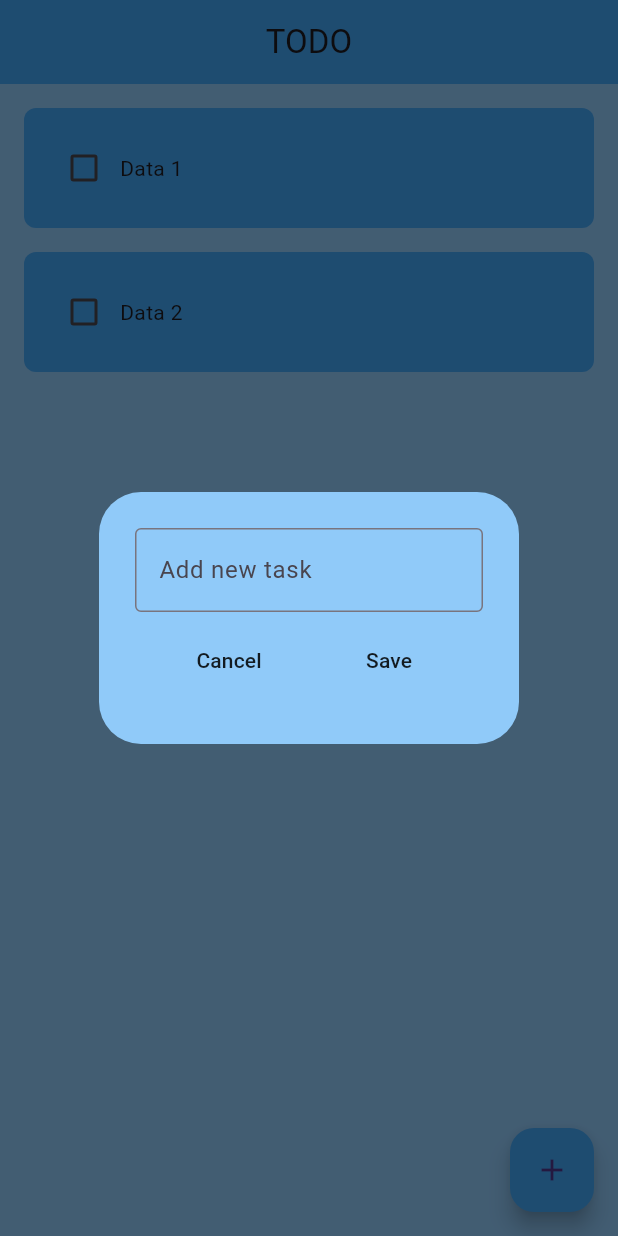
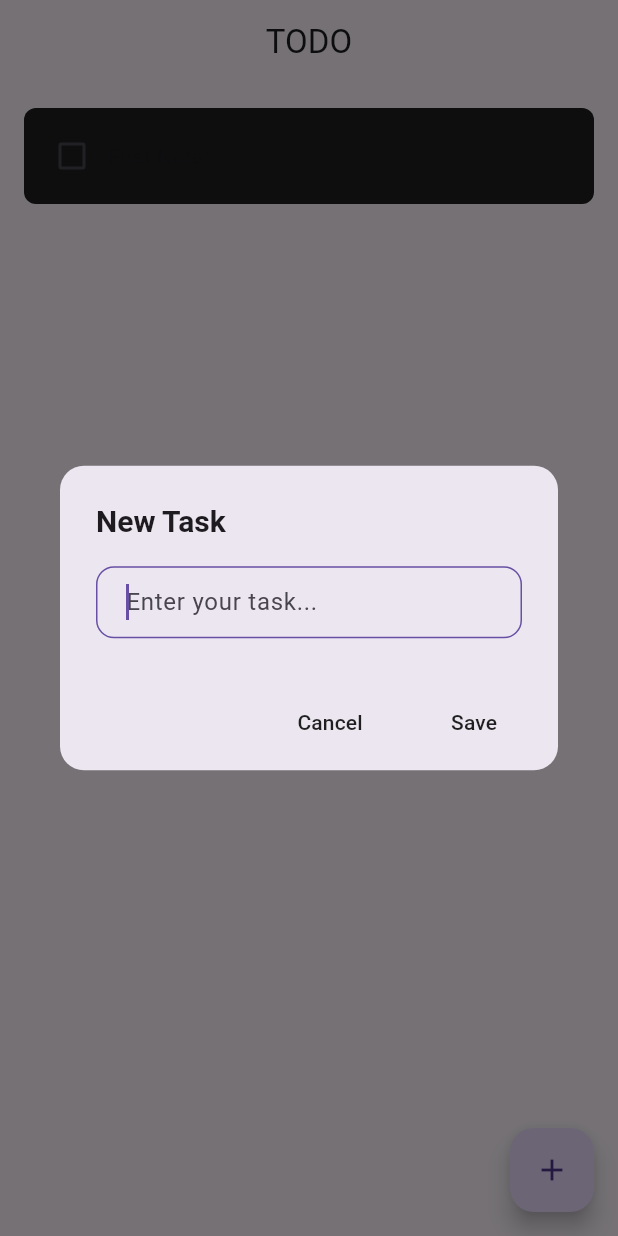
Before and after one commit to MafariT/flutter-todo, a Flutter app: the screen it shows after launch, after a tap on the "add" icon, on a phone screen of 412 x 824 dp. Run offline on Flutter 3.47's test engine with Material 3 defaults, Android fonts, the phone set to English and light mode, and no system bars; drawn by our look-alikes of flutter_slidable; our stand-ins replace hive_flutter; accounts and stored records are empty.

Commit message:
local hive

```diff
--- /dev/null
+++ b/lib/data/db.dart
@@ -0,0 +1,20 @@
+import 'package:hive_flutter/hive_flutter.dart';
+
+class ToDoDB {
+  final _todoBox = Hive.box("todoBox");
+  List toDoList = [];
+
+  void createInitialData() {
+    toDoList = [
+      ["First Note!", false]
+    ];
+  }
+
+  void loadData() {
+    toDoList = _todoBox.get("TODOLIST");
+  }
+
+  void updateData() {
+    _todoBox.put("TODOLIST", toDoList);
+  }
+}
--- a/lib/main.dart
+++ b/lib/main.dart
@@ -1,7 +1,11 @@
 import 'package:flutter/material.dart';
+import 'package:hive_flutter/hive_flutter.dart';
 import 'package:todo/pages/home_page.dart';
 
-void main() {
+void main() async {
+  await Hive.initFlutter();
+  await Hive.openBox('todoBox');
+
   runApp(const ToDo());
 }
 
@@ -12,17 +16,25 @@ class ToDo extends StatelessWidget {
   Widget build(BuildContext context) {
     return MaterialApp(
       debugShowCheckedModeBanner: false,
-      home: HomePage(),
-      theme: ThemeData(
-        scaffoldBackgroundColor: Colors.blue[200],
-        appBarTheme: AppBarTheme(backgroundColor: Colors.blue[400]),
-        floatingActionButtonTheme: FloatingActionButtonThemeData(backgroundColor: Colors.blue[400]),
-        dialogTheme: DialogThemeData(backgroundColor: Colors.blue[200]),
-        inputDecorationTheme: InputDecorationThemeData(
-          border: OutlineInputBorder(),
+      home: const HomePage(),
+
+      darkTheme: ThemeData(
+        brightness: Brightness.dark,
+        colorScheme: ColorScheme.fromSeed(
+          seedColor: Colors.blue,
+          brightness: Brightness.dark,
         ),
-        buttonTheme: ButtonThemeData()
+        scaffoldBackgroundColor: Colors.black,
+        appBarTheme: const AppBarTheme(
+          backgroundColor: Color(0xFF1F1F1F),
+        ),
+        floatingActionButtonTheme: const FloatingActionButtonThemeData(
+          backgroundColor: Color(0xFF1F1F1F),
+        ),
+        dialogTheme: DialogThemeData(backgroundColor: Color(0xFF1F1F1F)),
       ),
+
+      themeMode: ThemeMode.system,
     );
   }
 }
--- a/lib/pages/home_page.dart
+++ b/lib/pages/home_page.dart
@@ -1,4 +1,6 @@
 import 'package:flutter/material.dart';
+import 'package:hive_flutter/hive_flutter.dart';
+import 'package:todo/data/db.dart';
 import 'package:todo/util/new_task_dialog.dart';
 import 'package:todo/util/todo_tile.dart';
 
@@ -11,25 +13,34 @@ class HomePage extends StatefulWidget {
 
 class _HomePageState extends State<HomePage> {
   final _controller = TextEditingController();
+  final _todoBox = Hive.box('todoBox');
+  ToDoDB db = ToDoDB();
 
-  List toDoList = [
-    ["Data 1", false],
-    ["Data 2", false],
-  ];
+  @override
+  void initState() {
+    if (_todoBox.get("TODOLIST") == null) {
+      db.createInitialData();
+    } else {
+      db.loadData();
+    }
+
+    super.initState();
+  }
 
   void checkBoxChanged(bool? value, int index) {
     setState(() {
-      toDoList[index][1] = !toDoList[index][1];
-
+      db.toDoList[index][1] = !db.toDoList[index][1];
     });
+    db.updateData();
   }
 
   void saveNewTask(){
     setState(() {
-      toDoList.add([ _controller.text, false ]);
+      db.toDoList.add([ _controller.text, false ]);
       _controller.clear();
     });
       Navigator.pop(context);
+      db.updateData();
   }
 
   void createNewTask() {
@@ -47,8 +58,9 @@ class _HomePageState extends State<HomePage> {
 
   void deleteTask(int index) {
     setState(() {
-      toDoList.removeAt(index);
+      db.toDoList.removeAt(index);
     });
+    db.updateData();
   }
 
   @override
@@ -63,11 +75,11 @@ class _HomePageState extends State<HomePage> {
         child: Icon(Icons.add),
       ),
       body: ListView.builder(
-        itemCount: toDoList.length,
+        itemCount: db.toDoList.length,
         itemBuilder: (BuildContext context, int index) {
           return TodoTile(
-          taskName: toDoList[index][0],
-          taskCompleted: toDoList[index][1],
+          taskName: db.toDoList[index][0],
+          taskCompleted: db.toDoList[index][1],
           onChanged: (value) => checkBoxChanged(value, index),
           deleteTask:(context) => deleteTask(index),
           );
--- a/lib/util/default_button.dart
+++ b/lib/util/default_button.dart
@@ -1,10 +1,10 @@
 import 'package:flutter/material.dart';
 
 class DefaultButton extends StatelessWidget {
-  DefaultButton({super.key, required this.text, required this.onPressed});
+  const DefaultButton({super.key, required this.text, required this.onPressed});
 
   final String text;
-  VoidCallback onPressed;
+  final VoidCallback onPressed;
 
   @override
   Widget build(BuildContext context) {
--- a/lib/util/new_task_dialog.dart
+++ b/lib/util/new_task_dialog.dart
@@ -2,36 +2,60 @@ import 'package:flutter/material.dart';
 import 'package:todo/util/default_button.dart';
 
 class NewTaskDialog extends StatelessWidget {
-  NewTaskDialog({super.key, required this.controller, required this.onSaved, required this.onCancel});
-  final controller;
-  VoidCallback onSaved;
-  VoidCallback onCancel;
+  const NewTaskDialog({
+    super.key,
+    required this.controller,
+    required this.onSaved,
+    required this.onCancel,
+  });
+
+  final TextEditingController controller;
+  final VoidCallback onSaved;
+  final VoidCallback onCancel;
 
   @override
   Widget build(BuildContext context) {
     return AlertDialog(
+      shape: RoundedRectangleBorder(
+        borderRadius: BorderRadius.circular(16),
+      ),
+      title: const Text(
+        "New Task",
+        style: TextStyle(
+          fontWeight: FontWeight.bold,
+          fontSize: 20,
+        ),
+      ),
       content: SizedBox(
-        height: 128,
+        width: double.maxFinite,
         child: Column(
-          mainAxisAlignment: MainAxisAlignment.spaceEvenly,
+          mainAxisSize: MainAxisSize.min,
           children: [
             TextField(
               controller: controller,
+              autofocus: true,
               decoration: InputDecoration(
-                hintText: "Add new task"
+                hintText: "Enter your task...",
+                focusedBorder: OutlineInputBorder(
+                  borderRadius: BorderRadius.circular(12),
+                  borderSide: BorderSide(
+                    color: Theme.of(context).colorScheme.primary,
+                  )
+                ),
+                contentPadding: const EdgeInsets.symmetric(
+                  vertical: 12,
+                  horizontal: 16,
+                ),
               ),
             ),
-
-            Row(
-              mainAxisAlignment: MainAxisAlignment.spaceEvenly,
-              children: [
-                DefaultButton(text: "Cancel", onPressed: onCancel),
-                DefaultButton(text: "Save", onPressed: onSaved)
-              ],
-            )
           ],
         ),
       ),
+      actionsPadding: const EdgeInsets.symmetric(horizontal: 12, vertical: 8),
+      actions: [
+        DefaultButton(text: "Cancel", onPressed: onCancel),
+        DefaultButton(text: "Save", onPressed: onSaved),
+      ],
     );
   }
 }
--- a/lib/util/todo_tile.dart
+++ b/lib/util/todo_tile.dart
@@ -2,11 +2,11 @@ import 'package:flutter/material.dart';
 import 'package:flutter_slidable/flutter_slidable.dart';
 
 class TodoTile extends StatelessWidget {
-  TodoTile({super.key, required this.taskName, required this.taskCompleted, required this.onChanged, required this.deleteTask});
+  const TodoTile({super.key, required this.taskName, required this.taskCompleted, required this.onChanged, required this.deleteTask});
   final String taskName;
   final bool taskCompleted;
-  Function(bool?)? onChanged;
-  Function(BuildContext)? deleteTask;
+  final Function(bool?)? onChanged;
+  final Function(BuildContext)? deleteTask;
 
   @override
   Widget build(BuildContext context) {
@@ -19,25 +19,32 @@ class TodoTile extends StatelessWidget {
             SlidableAction(
               onPressed: deleteTask,
               icon: Icons.delete,
-              backgroundColor: Colors.red.shade400,
+              backgroundColor: Colors.red.shade600,
               borderRadius: BorderRadius.circular(8),
             )
           ]
         ),
+        child: Material(
+          color: Color(0xFF1F1F1F),
+          borderRadius: BorderRadius.circular(8),
+          child: InkWell(
+            onTap: () {
+              onChanged!(!taskCompleted);
+            },
             child: Container(
-          padding: EdgeInsets.all(16),
-          decoration: BoxDecoration(
-            color: Colors.blue[400],
-            borderRadius: BorderRadius.circular(8)
-          ),
+              padding: EdgeInsets.all(8),
               child: Row(
                 children: [
-              Checkbox(value: taskCompleted, onChanged: onChanged, activeColor: Colors.blue[800]),
-              Text(
+                  Checkbox(value: taskCompleted, onChanged: onChanged, activeColor: Theme.of(context).colorScheme.primary,),
+                  Expanded(
+                    child: Text(
                       taskName,
                       style: TextStyle(decoration: taskCompleted ? TextDecoration.lineThrough :  TextDecoration.none),
                     ),
+                  ),
                 ],
+              ),
+            ),
           ),
         ),
       ),
--- a/pubspec.yaml
+++ b/pubspec.yaml
@@ -1,5 +1,5 @@
 name: todo
-description: "A new Flutter project."
+description: "To-Do List app"
 # The following line prevents the package from being accidentally published to
 # pub.dev using `flutter pub publish`. This is preferred for private packages.
 publish_to: 'none' # Remove this line if you wish to publish to pub.dev
@@ -30,6 +30,8 @@ environment:
 dependencies:
   flutter:
     sdk: flutter
+  hive: ^2.2.3
+  hive_flutter: ^1.1.0
 
   # The following adds the Cupertino Icons font to your application.
   # Use with the CupertinoIcons class for iOS style icons.
@@ -39,6 +41,8 @@ dependencies:
 dev_dependencies:
   flutter_test:
     sdk: flutter
+  hive_generator: ^2.0.1
+  build_runner: ^2.4.13
 
   # The "flutter_lints" package below contains a set of recommended lints to
   # encourage good coding practices. The lint set provided by the package is
```
Also changed, not shown: pubspec.lock, 1 other file. Lines whose indentation alone changed are shown as unchanged.
